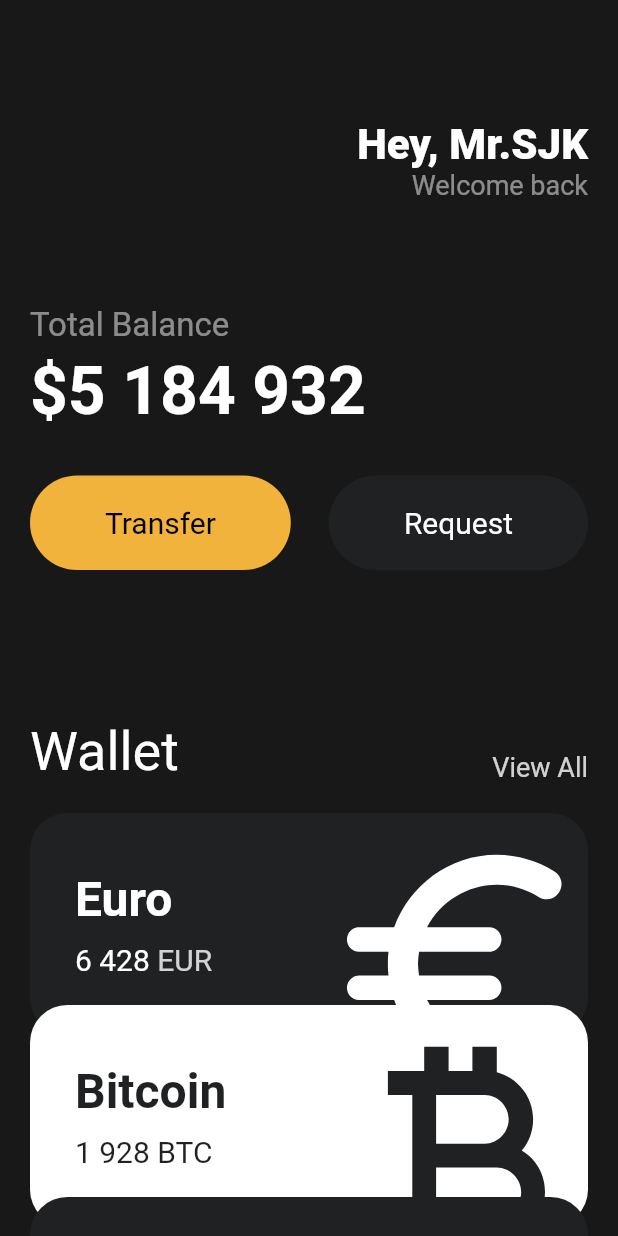
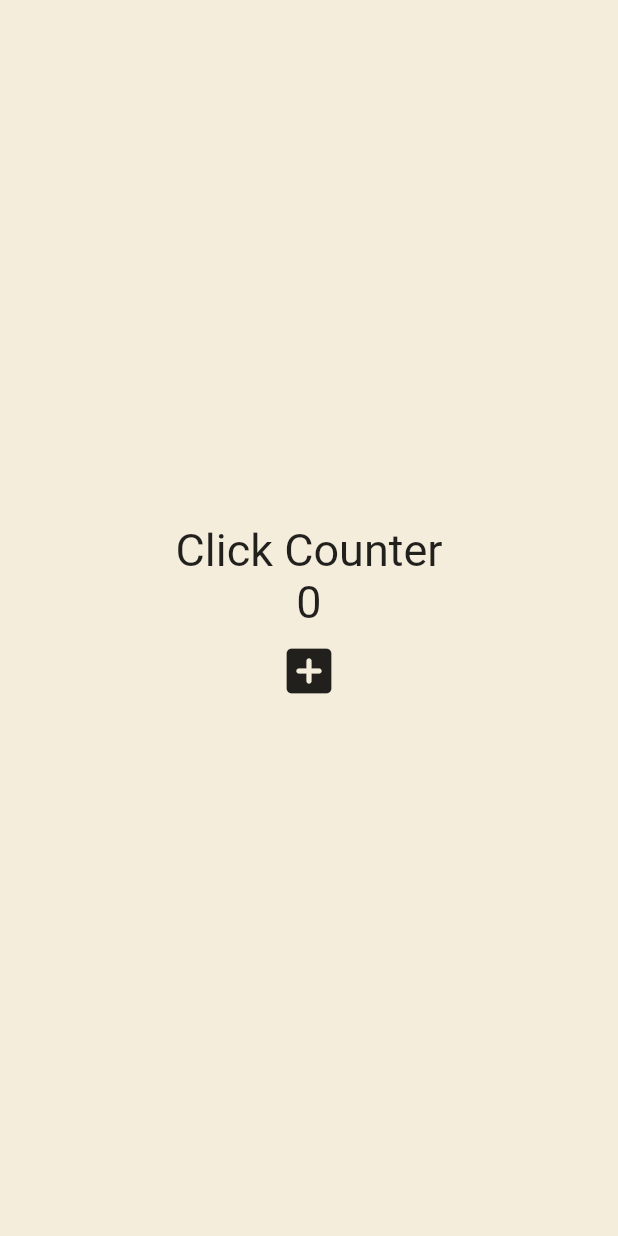
Before and after one commit to Sunjii/pomodoro, a Flutter app: the screen it shows after launch, on a phone screen of 412 x 824 dp. Run offline on Flutter 3.47's test engine with Material 2 defaults, Android fonts, the phone set to English and light mode, and no system bars.

Commit message:
Stateful Widget Example

```diff
--- a/lib/main.dart
+++ b/lib/main.dart
@@ -1,146 +1,50 @@
 import 'package:flutter/material.dart';
-import 'package:toonflix/widgets/button.dart';
-import 'package:toonflix/widgets/currency_card.dart';
 
 void main() {
   runApp(const App());
 }
 
-class App extends StatelessWidget {
+class App extends StatefulWidget {
   const App({super.key});
+
+  @override
+  State<App> createState() => _AppState();
+}
+
+class _AppState extends State<App> {
+  int counter = 0;
+
+  void onClicked() {
+    setState(() {
+      counter++;
+    });
+  }
 
   @override
   Widget build(BuildContext context) {
     return MaterialApp(
       home: Scaffold(
-          backgroundColor: const Color(0xFF181818),
-          body: SingleChildScrollView(
-            child: Padding(
-              padding: const EdgeInsets.symmetric(
-                horizontal: 20,
-              ),
+        backgroundColor: const Color(0xFFF4EDDB),
+        body: Center(
             child: Column(
-                crossAxisAlignment: CrossAxisAlignment.start,
-                children: [
-                  const SizedBox(
-                    height: 80,
-                  ),
-                  Row(
-                    mainAxisAlignment: MainAxisAlignment.end,
-                    children: [
-                      Column(
-                        crossAxisAlignment: CrossAxisAlignment.end,
+          mainAxisAlignment: MainAxisAlignment.center,
           children: [
             const Text(
-                            'Hey, Mr.SJK',
-                            style: TextStyle(
-                              color: Colors.white,
-                              fontSize: 28,
-                              fontWeight: FontWeight.w800,
-                            ),
+              'Click Counter',
+              style: TextStyle(fontSize: 30),
             ),
             Text(
-                            'Welcome back',
-                            style: TextStyle(
-                              color: Colors.white.withOpacity(0.5),
-                              fontSize: 18,
+              '$counter',
+              style: const TextStyle(fontSize: 30),
             ),
-                          ),
-                        ],
+            IconButton(
+              iconSize: 40,
+              onPressed: onClicked,
+              icon: const Icon(Icons.add_box_rounded),
             )
           ],
+        )),
       ),
-                  const SizedBox(
-                    height: 70,
-                  ),
-                  Text(
-                    'Total Balance',
-                    style: TextStyle(
-                      color: Colors.white.withOpacity(0.5),
-                      fontSize: 22,
-                    ),
-                  ),
-                  const SizedBox(
-                    height: 5,
-                  ),
-                  const Text(
-                    '\$5 184 932',
-                    style: TextStyle(
-                      color: Colors.white,
-                      fontSize: 44,
-                      fontWeight: FontWeight.w600,
-                    ),
-                  ),
-                  const SizedBox(
-                    height: 30,
-                  ),
-                  Row(
-                    mainAxisAlignment: MainAxisAlignment.spaceBetween,
-                    children: const [
-                      Button(
-                          text: 'Transfer',
-                          backgroundColor: Color(0xFFF1B33B),
-                          textColor: Colors.black),
-                      Button(
-                          text: 'Request',
-                          backgroundColor: Color(0xFF1F2123),
-                          textColor: Colors.white),
-                    ],
-                  ),
-                  const SizedBox(
-                    height: 100,
-                  ),
-                  Row(
-                    crossAxisAlignment: CrossAxisAlignment.end,
-                    mainAxisAlignment: MainAxisAlignment.spaceBetween,
-                    children: [
-                      const Text(
-                        'Wallet',
-                        style: TextStyle(
-                          color: Colors.white,
-                          fontSize: 36,
-                        ),
-                      ),
-                      Text(
-                        'View All',
-                        style: TextStyle(
-                          color: Colors.white.withOpacity(0.8),
-                          fontSize: 18,
-                        ),
-                      ),
-                    ],
-                  ),
-                  const SizedBox(
-                    height: 20,
-                  ),
-                  const CurrencyCard(
-                    name: 'Euro',
-                    code: 'EUR',
-                    amount: '6 428',
-                    icon: Icons.euro_rounded,
-                    isInverted: false,
-                    order: 0,
-                  ),
-                  const CurrencyCard(
-                    name: 'Bitcoin',
-                    code: 'BTC',
-                    amount: '1 928',
-                    icon: Icons.currency_bitcoin,
-                    isInverted: true,
-                    order: 1,
-                  ),
-                  const CurrencyCard(
-                    name: 'Dollar',
-                    code: 'USD',
-                    amount: '572',
-                    icon: Icons.attach_money,
-                    isInverted: false,
-                    order: 2,
-                  ),
-                ],
-              ),
-            ),
-          )),
     );
   }
 }
```
Lines whose indentation alone changed are shown as unchanged.
